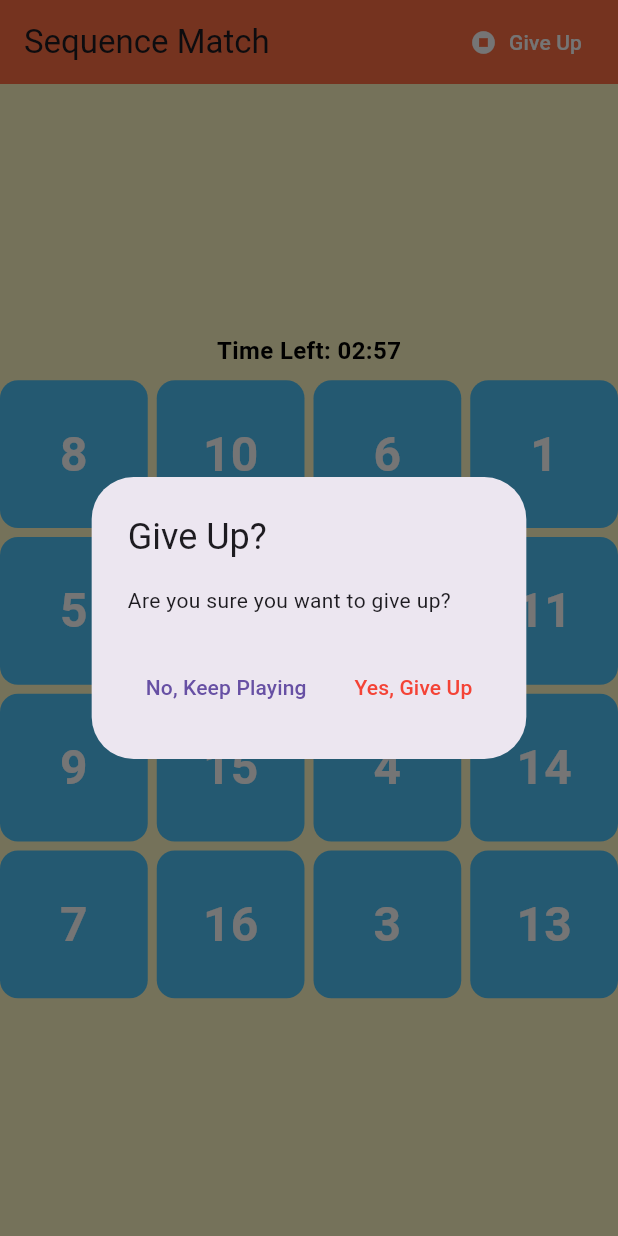
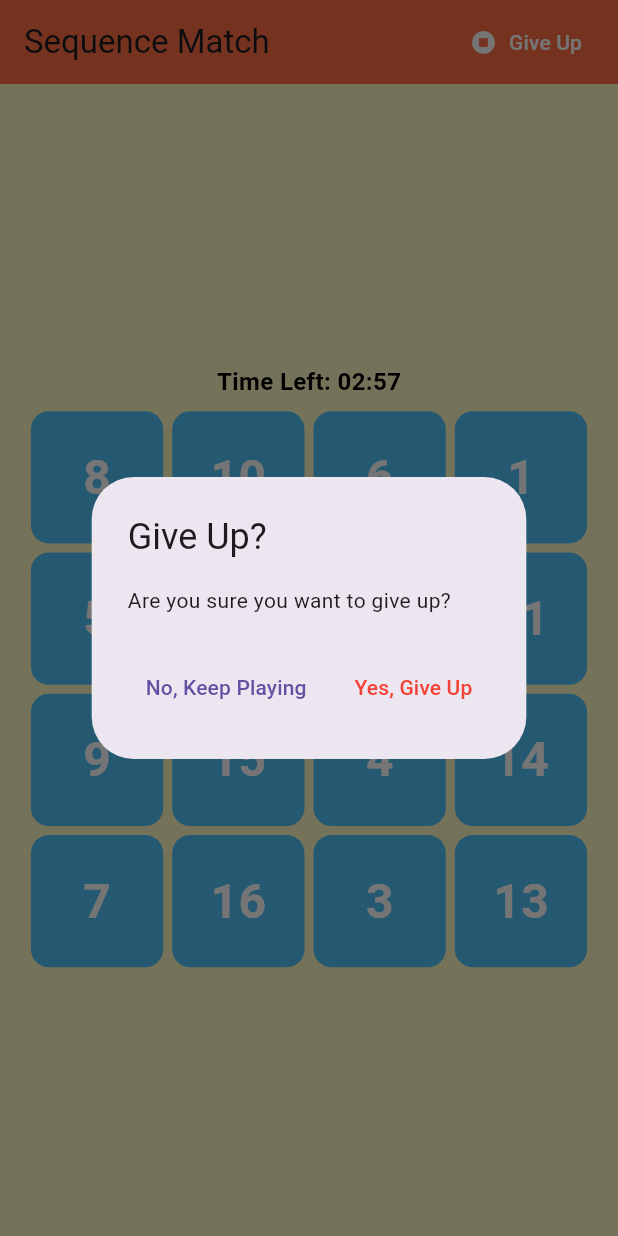
Before and after one commit to amincodelabs/Sequence-Match, a Flutter app: the MemoryGame screen opened directly with empty values, after a tap on "Give Up", on a phone screen of 412 x 824 dp. Run offline on Flutter 3.47's test engine with Material 3 defaults, Android fonts, the phone set to English and light mode, and no system bars; our stand-ins replace fluttertoast, lottie.

Commit message:
make memory_game responsive

```diff
--- a/lib/src/memory_game.dart
+++ b/lib/src/memory_game.dart
@@ -25,15 +25,15 @@ class MemoryGameState extends State<MemoryGame> with TickerProviderStateMixin {
   late List<bool> revealed;
   int nextNumber = 1;
   int attempts = 0;
-  List<AnimationController> _controllers = [];
-  List<Animation<double>> _animations = [];
+  late List<AnimationController> _controllers;
+  late List<Animation<double>> _animations;
   String? lastMessage;
   bool isMemorizationPhase = true;
   int lastMessageAttempt = 0;
   bool showMessage = false;
   String currentMessage = '';
-  AnimationController? messageController;
-  Animation<double>? messageAnimation;
+  late AnimationController messageController;
+  late Animation<double> messageAnimation;
 
   late int remainingSeconds;
   Timer? gameTimer;
@@ -89,11 +89,10 @@ class MemoryGameState extends State<MemoryGame> with TickerProviderStateMixin {
   void initState() {
     super.initState();
     remainingSeconds = widget.difficultyLevel.timeInSeconds;
-    _shuffleNumbers();
     _setupAnimations();
     _setupMessageAnimation();
+    _shuffleNumbers();
 
-    // Start memorization phase
     memorizationTimer = Timer(const Duration(seconds: 5), () {
       setState(() {
         isMemorizationPhase = false;
@@ -101,17 +100,15 @@ class MemoryGameState extends State<MemoryGame> with TickerProviderStateMixin {
       });
     });
 
-    // Start the game Timer
     gameTimer = Timer.periodic(const Duration(seconds: 1), (timer) {
       setState(() {
         remainingSeconds--;
         if (remainingSeconds <= 0) {
           timer.cancel();
-          // If time is up, go to LostScreen
           Navigator.pushReplacement(
             context,
             MaterialPageRoute(
-              builder: (context) => LostScreen(
+              builder: (_) => LostScreen(
                 difficultyLevel: widget.difficultyLevel,
               ),
             ),
@@ -122,73 +119,57 @@ class MemoryGameState extends State<MemoryGame> with TickerProviderStateMixin {
   }
 
   void _shuffleNumbers() {
-    setState(() {
     final gridSize = widget.difficultyLevel.gridSize;
     final totalTiles = gridSize * gridSize;
-      numbers = List.generate(totalTiles, (index) => index + 1)..shuffle();
-      revealed = List.filled(totalTiles, false);
+    numbers = List.generate(totalTiles, (i) => i + 1)..shuffle();
+    revealed = List.filled(totalTiles, true);
     nextNumber = 1;
     attempts = 0;
     _resetAnimations();
-    });
   }
 
   void _setupAnimations() {
-    // Dispose old controllers if any
-    for (var c in _controllers) {
-      c.dispose();
-    }
-    _controllers.clear();
-    _animations.clear();
-
+    _controllers = [];
+    _animations = [];
     final totalTiles = widget.difficultyLevel.gridSize * widget.difficultyLevel.gridSize;
-    _controllers = List.generate(
-      totalTiles,
-      (_) => AnimationController(
+    for (var i = 0; i < totalTiles; i++) {
+      final controller = AnimationController(
+        vsync: this,
         duration: const Duration(milliseconds: 500),
-        vsync: this,
+      );
+      _controllers.add(controller);
+      _animations.add(
+        Tween<double>(begin: 0, end: pi).animate(
+          CurvedAnimation(parent: controller, curve: Curves.easeInOut),
         ),
       );
-
-    _animations = _controllers.map((controller) {
-      return Tween<double>(begin: 0, end: pi).animate(
-        CurvedAnimation(parent: controller, curve: Curves.easeInOut),
-      );
-    }).toList();
+    }
   }
 
   void _setupMessageAnimation() {
     messageController = AnimationController(
+      vsync: this,
       duration: const Duration(milliseconds: 500),
-      vsync: this,
     );
-
-    messageAnimation = Tween<double>(begin: 0.0, end: 1.0).animate(
-      CurvedAnimation(
-        parent: messageController!,
-        curve: Curves.elasticOut,
-      ),
+    messageAnimation = Tween<double>(begin: 0, end: 1).animate(
+      CurvedAnimation(parent: messageController, curve: Curves.elasticOut),
     );
   }
 
   void _onTileTap(int index) {
-    if (revealed[index]) return;
-
-    setState(() {
+    if (!revealed[index]) return;
     _controllers[index].forward();
     Future.delayed(const Duration(milliseconds: 200), () {
-        revealed[index] = true;
-
+      setState(() => revealed[index] = false);
       if (numbers[index] == nextNumber) {
         nextNumber++;
         if (nextNumber > numbers.length) {
-            // Player won, cancel the timer
           gameTimer?.cancel();
           Future.delayed(const Duration(milliseconds: 500), () {
             Navigator.pushReplacement(
               context,
               MaterialPageRoute(
-                  builder: (context) => WinScreen(
+                builder: (_) => WinScreen(
                   attempts: attempts,
                   difficultyLevel: widget.difficultyLevel,
                 ),
@@ -200,78 +181,51 @@ class MemoryGameState extends State<MemoryGame> with TickerProviderStateMixin {
         attempts++;
         Future.delayed(const Duration(milliseconds: 400), () {
           setState(() {
-              revealed = List.filled(numbers.length, false);
+            revealed = List.filled(numbers.length, true);
             nextNumber = 1;
-              _resetAnimations();
+            for (var c in _controllers) {
+              c.reverse();
+            }
           });
           _showBlameMessage();
         });
       }
     });
-    });
   }
 
   void _resetAnimations() {
-    for (var controller in _controllers) {
-      controller.reverse();
-    }
+    for (var c in _controllers) c.reset();
   }
 
   void _showBlameMessage() {
-    // Only show message if enough attempts have passed since last message
     if (attempts - lastMessageAttempt < 3) return;
-
-    // Random chance to show message (50% probability)
     if (Random().nextDouble() > 0.5) return;
-
-    String newMessage;
-    List<String> messagePool;
-
-    // Select message pool based on number of attempts
-    if (attempts <= 5) {
-      messagePool = gentleMessages;
-    } else if (attempts <= 10) {
-      messagePool = mediumMessages;
-    } else {
-      messagePool = harshMessages;
-    }
-
-    // Get a random message from the selected pool
-    do {
-      newMessage = messagePool[Random().nextInt(messagePool.length)];
-    } while (newMessage == lastMessage);
-
-    lastMessage = newMessage;
+    final pool = attempts <= 5
+        ? gentleMessages
+        : attempts <= 10
+        ? mediumMessages
+        : harshMessages;
+    String msg;
+    do { msg = pool[Random().nextInt(pool.length)]; } while (msg == lastMessage);
+    lastMessage = msg;
     lastMessageAttempt = attempts;
-
     setState(() {
-      currentMessage = newMessage;
+      currentMessage = msg;
       showMessage = true;
     });
-
-    // Reset and start animation
-    messageController?.reset();
-    messageController?.forward();
-
-    // Cancel any existing message timer
+    messageController
+      ..reset()
+      ..forward();
     messageTimer?.cancel();
-
-    // Set new timer to hide message
     messageTimer = Timer(const Duration(seconds: 5), () {
-      if (mounted) {
-        setState(() {
-          showMessage = false;
-        });
-      }
+      if (mounted) setState(() => showMessage = false);
     });
   }
 
   @override
   void dispose() {
-    for (var c in _controllers) {
-      c.dispose();
-    }
-    messageController?.dispose();
+    for (var c in _controllers) c.dispose();
+    messageController.dispose();
     gameTimer?.cancel();
     memorizationTimer?.cancel();
     messageTimer?.cancel();
@@ -279,9 +233,10 @@ class MemoryGameState extends State<MemoryGame> with TickerProviderStateMixin {
   }
 
   String formatTime(int seconds) {
-    int minutes = seconds ~/ 60;
-    int remainingSeconds = seconds % 60;
-    return '${minutes.toString().padLeft(2, '0')}:${remainingSeconds.toString().padLeft(2, '0')}';
+    final m = seconds ~/ 60;
+    final s = seconds % 60;
+    return '${m.toString().padLeft(2, '0')}:'
+        '${s.toString().padLeft(2, '0')}';
   }
 
   @override
@@ -289,51 +244,38 @@ class MemoryGameState extends State<MemoryGame> with TickerProviderStateMixin {
     return Scaffold(
       backgroundColor: const Color(0xFFFFF9C4),
       appBar: AppBar(
-        title: const Text("Sequence Match"),
+        title: const Text('Sequence Match'),
         backgroundColor: const Color(0xFFFF7043),
         elevation: 0,
         actions: [
           TextButton.icon(
-            onPressed: () {
-              // Show confirmation dialog
-              showDialog(
+            onPressed: () => showDialog(
               context: context,
-                builder: (BuildContext context) {
-                  return AlertDialog(
+              builder: (_) => AlertDialog(
                 title: const Text('Give Up?'),
                 content: const Text('Are you sure you want to give up?'),
                 actions: [
                   TextButton(
-                        onPressed: () {
-                          Navigator.pop(context);
-                        },
+                    onPressed: () => Navigator.pop(context),
                     child: const Text('No, Keep Playing'),
                   ),
                   TextButton(
                     onPressed: () {
-                          Navigator.pop(context); // Close dialog
+                      Navigator.pop(context);
                       Navigator.pushReplacement(
                         context,
                         MaterialPageRoute(
-                              builder: (context) => const DifficultyScreen(),
+                          builder: (_) => const DifficultyScreen(),
                         ),
                       );
                     },
-                        child: const Text(
-                          'Yes, Give Up',
-                          style: TextStyle(color: Colors.red),
+                    child: const Text('Yes, Give Up', style: TextStyle(color: Colors.red)),
+                  ),
+                ],
               ),
             ),
-                    ],
-                  );
-                },
-              );
-            },
             icon: const Icon(Icons.stop_circle, color: Colors.white),
-            label: const Text(
-              'Give Up',
-              style: TextStyle(color: Colors.white),
-            ),
+            label: const Text('Give Up', style: TextStyle(color: Colors.white)),
           ),
           const SizedBox(width: 8),
         ],
@@ -346,19 +288,21 @@ class MemoryGameState extends State<MemoryGame> with TickerProviderStateMixin {
               children: [
                 Padding(
                   padding: const EdgeInsets.all(8.0),
-                  child: Center(
                   child: Text(
-                      "Time Left: ${formatTime(remainingSeconds)}",
+                    'Time Left: ${formatTime(remainingSeconds)}',
                     style: TextStyle(
                       fontWeight: FontWeight.bold,
                       fontSize: 16,
-                          color:
-                              remainingSeconds <= 20 ? Colors.red : Colors.black),
+                      color: remainingSeconds <= 20 ? Colors.red : Colors.black,
                     ),
                   ),
                 ),
-                // Grid
-                GridView.builder(
+                LayoutBuilder(
+                  builder: (context, constraints) {
+                    final maxWidth = min(constraints.maxWidth * 0.9, 600);
+                    return SizedBox(
+                      width: maxWidth.toDouble(),
+                      child: GridView.builder(
                         shrinkWrap: true,
                         itemCount: numbers.length,
                         gridDelegate: SliverGridDelegateWithFixedCrossAxisCount(
@@ -374,21 +318,21 @@ class MemoryGameState extends State<MemoryGame> with TickerProviderStateMixin {
                               builder: (context, child) {
                                 final angle = _animations[index].value;
                                 final isFront = angle < pi / 2;
-
                                 return Transform(
                                   alignment: Alignment.center,
                                   transform: Matrix4.rotationY(angle),
                                   child: Stack(
                                     children: [
-                                _buildTile(index, false),
+                                      _buildTile(index, true),
                                       Transform(
                                         alignment: Alignment.center,
                                         transform: Matrix4.rotationY(pi),
-                                  child: isFront
-                                      ? Container()
-                                      : _buildTile(index, true),
+                                        child: isFront ? Container() : _buildTile(index, false),
                                       ),
                                     ],
+                                  ),
+                                );
+                              },
                             ),
                           );
                         },
@@ -405,10 +349,10 @@ class MemoryGameState extends State<MemoryGame> with TickerProviderStateMixin {
               left: 0,
               right: 0,
               child: AnimatedBuilder(
-                animation: messageAnimation!,
+                animation: messageAnimation,
                 builder: (context, child) {
                   return Transform.scale(
-                    scale: messageAnimation!.value,
+                    scale: messageAnimation.value,
                     child: Container(
                       margin: const EdgeInsets.symmetric(horizontal: 20),
                       padding: const EdgeInsets.symmetric(
@@ -445,23 +389,24 @@ class MemoryGameState extends State<MemoryGame> with TickerProviderStateMixin {
     );
   }
 
-  Widget _buildTile(int index, bool isRevealed) {
+  Widget _buildTile(int index, bool faceUp) {
+    final reveal = faceUp || (isMemorizationPhase && revealed[index]);
     return Container(
       decoration: BoxDecoration(
-        color: isRevealed || isMemorizationPhase ? const Color(0xFF4FC3F7) : const Color(0xFFE0E0E0),
+        color: reveal ? const Color(0xFF4FC3F7) : const Color(0xFFE0E0E0),
         borderRadius: BorderRadius.circular(12),
       ),
       child: Center(
-        child: (isRevealed || isMemorizationPhase)
+        child: reveal
             ? Text(
-                "${numbers[index]}",
+          '${numbers[index]}',
           style: const TextStyle(
             fontSize: 32,
             fontWeight: FontWeight.bold,
             color: Colors.white,
           ),
         )
-            : Container(),
+            : const SizedBox.shrink(),
       ),
     );
   }
```
Lines whose indentation alone changed are shown as unchanged.
